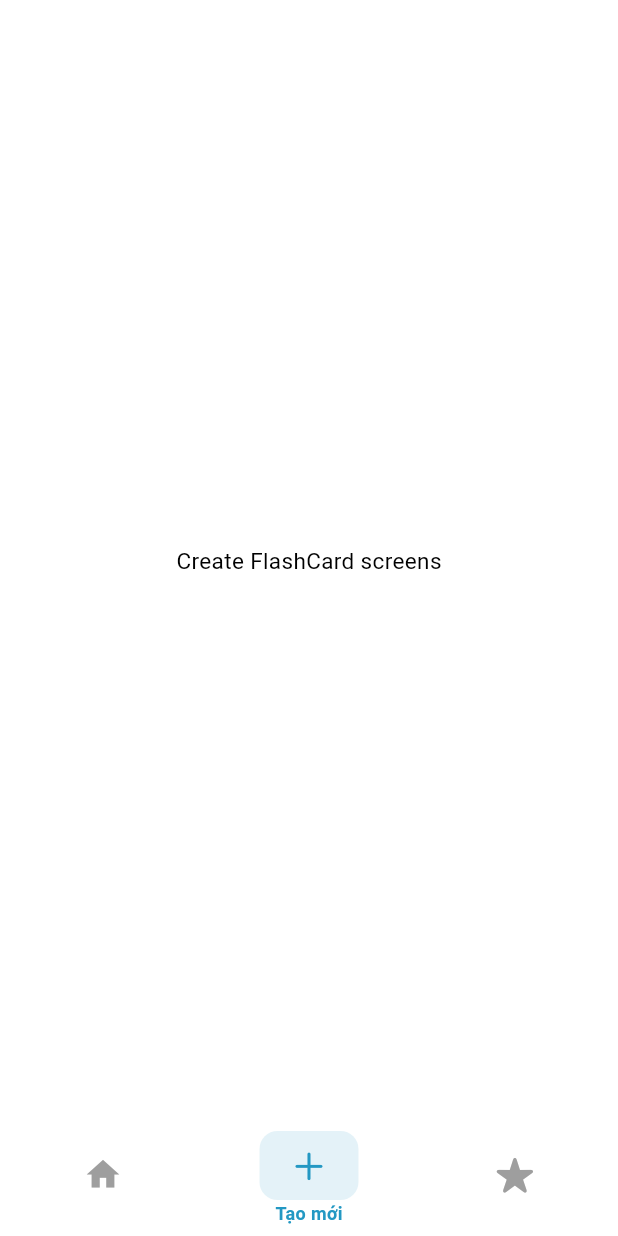
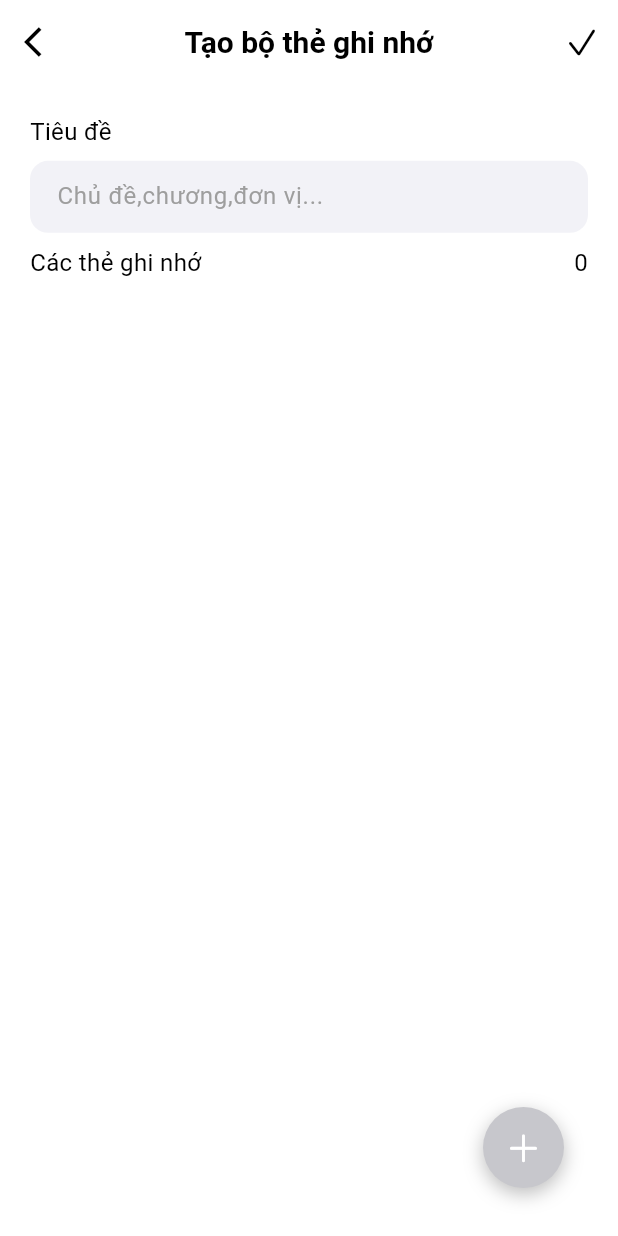
Before and after one commit to pathin33/-2025_LTTBDD_N04_Nhom_Thien., a Flutter app: the CreateFlashcardScreen screen opened by its route, on a phone screen of 412 x 824 dp. Run offline on Flutter 3.47's test engine with Material 3 defaults, Android fonts, the phone set to English and light mode, and no system bars; our stand-ins replace font_awesome_flutter, go_router; Roboto replaces fonts that are missing (SFProDisplay).

Commit message:
hoàn thành code phần tạo thẻ ghi nhớ

```diff
--- a/lib/screens/create_flashcard_screen.dart
+++ b/lib/screens/create_flashcard_screen.dart
@@ -1,5 +1,6 @@
-import 'package:btl_moblie/widgets/bottomnavigationbar_widget.dart';
+import 'package:flutter/cupertino.dart';
 import 'package:flutter/material.dart';
+import 'package:go_router/go_router.dart';
 
 class CreateFlashcardScreen extends StatefulWidget {
   const CreateFlashcardScreen({super.key});
@@ -9,11 +10,159 @@ class CreateFlashcardScreen extends StatefulWidget {
 }
 
 class _CreateFlashcardScreenState extends State<CreateFlashcardScreen> {
+  final _formKey = GlobalKey<FormState>();
+  //bien khoa toan cuc cua form
+  final _titleController = TextEditingController();
+  //bien quan li form cua tieu de
+  List<Widget> arrInputCard = [];
+  //mang chu cac o nhap cho flashcard
   @override
   Widget build(BuildContext context) {
     return Scaffold(
-      body: Center(child: Text("Create FlashCard screens"),),
-      bottomNavigationBar: const BottomnavigationbarWidget(),
+      appBar: AppBar(
+        //nut quay lai man hinh truoc do
+        leading: IconButton(
+          onPressed: () {
+            context.pop();
+          },
+          icon: Icon(Icons.arrow_back_ios),
+        ),
+        actions: [
+          IconButton(
+            //nut tich
+            onPressed: () {
+              if (_formKey.currentState!.validate()) {
+                //neu cac dieu kien set cho o cac form dung hien ra thong bao tao thanh cong
+                //de sau do gui len database gia lap vay
+                ScaffoldMessenger.of(context).showSnackBar(
+                  SnackBar(
+                    behavior: SnackBarBehavior.floating,
+                    //cho snackbar noi len
+                    padding: EdgeInsets.zero,
+                    //xoa bo phan dem cua mac dinh cua snackbar
+                    content: Container(
+                      decoration: const BoxDecoration(
+                        border: Border(
+                          bottom: BorderSide(color: Colors.green, width: 4),
+                        ),
+                      ),
+                      padding: const EdgeInsets.symmetric(
+                        horizontal: 16,
+                        vertical: 12,
+                      ),
+                      child: Flex(
+                        direction: Axis.horizontal,
+                        children: [
+                          Padding(padding: const EdgeInsets.only(right: 12)),
+                          Text("Bộ thi thẻ ghi nhớ đã được tạo thành công"),
+                        ],
+                      ),
+                    ),
+                    duration: Duration(seconds: 3),
+                  ),
+                );
+              }
+            },
+            icon: Icon(CupertinoIcons.check_mark),
+          ),
+        ],
+        //tieu de cua appbar
+        title: Text("Tạo bộ thẻ ghi nhớ",style: TextStyle(fontSize: 20, color: CupertinoColors.label)),
+      ),
+      body: SafeArea(
+        child: SingleChildScrollView(
+          child: Padding(
+            padding: EdgeInsets.all(20),
+            child: Form(
+              key: _formKey,
+              child: Column(
+                crossAxisAlignment: CrossAxisAlignment.start,
+                children: [
+                  Text("Tiêu đề", style: TextStyle(fontSize: 16)),
+                  SizedBox(height: MediaQuery.of(context).size.height * 0.01),
+                  TextFormField(
+                    controller: _titleController,
+                    decoration: InputDecoration(
+                      labelText: 'Chủ đề,chương,đơn vị...',
+                    ),
+                    validator: (value) {
+                      if (value == null || value.isEmpty) {
+                        return 'Vui lòng nhập tiêu đề';
+                      }
+                      return null;
+                    },
+                  ),
+                  SizedBox(height: MediaQuery.of(context).size.height * 0.01),
+                  Row(
+                    mainAxisAlignment: MainAxisAlignment.spaceBetween,
+                    children: [
+                      Text("Các thẻ ghi nhớ", style: TextStyle(fontSize: 16)),
+                      Text("${arrInputCard.length}",style: TextStyle(fontSize: 16))
+                      //hien thi so the ghi nho
+                    ],
+                  ),
+                  SizedBox(height: MediaQuery.of(context).size.height * 0.01),
+                  Column(
+                    children: arrInputCard,
+                  )
+                  //hien thi cac o nhap cho flashcard lay tu mang
+                ],
+              ),
+            ),
+          ),
+        ),
+      ),
+      floatingActionButton: CupertinoButton(
+        child: Container(
+          padding: EdgeInsets.all(14),
+          decoration: BoxDecoration(
+            color: CupertinoColors.systemGrey3,
+            borderRadius: BorderRadius.circular(35),
+            boxShadow: [
+              BoxShadow(
+                color: Colors.black26,
+                blurRadius: 10,
+                offset: Offset(0, 4),
+              ),
+            ],
+          ),
+          child: const Icon(CupertinoIcons.add, color: Colors.white, size: 26),
+        ),
+        onPressed: () {
+          setState(() {
+            arrInputCard.add(buildFlashCard(context));
+          });
+          //khi nhan vao nut add them o nhap cho flashcard
+        },
+      ),
+    );
+  }
+  //ham tra ve giao dien cho cac o nhap cua flashcard
+  Container buildFlashCard(BuildContext context) {
+    return Container(
+      padding: EdgeInsets.all(5),
+      margin: EdgeInsets.symmetric(horizontal: 0,vertical: 5),
+      decoration: BoxDecoration(
+        borderRadius: BorderRadius.circular(15),
+        boxShadow: [
+          BoxShadow(
+            color: Colors.black.withOpacity(0.01),
+            blurRadius: 10,
+            offset: Offset(0, 2),
+          ),
+        ],
+        border: Border.all(
+          color: CupertinoColors.separator.withOpacity(0.3),
+          width: 0.5,
+        ),
+      ),
+      child: Column(
+        children: [
+          TextFormField(decoration: InputDecoration(labelText: 'Thuật ngữ')),
+          SizedBox(height: MediaQuery.of(context).size.height * 0.01),
+          TextField(decoration: InputDecoration(labelText: 'Định nghĩa')),
+        ],
+      ),
     );
   }
 }
--- a/lib/screens/home_screen.dart
+++ b/lib/screens/home_screen.dart
@@ -71,7 +71,7 @@ class _HomeScreenState extends State<HomeScreen> {
             Container(
               margin: const EdgeInsets.symmetric(horizontal: 15, vertical: 15),
               child: const Text(
-                "Bộ sưu tập gần đây",
+                "Bộ thẻ ghi nhớ gần đây",
                 style: TextStyle(color: CupertinoColors.label, fontSize: 25),
               ),
             ),
--- a/lib/widgets/bottomnavigationbar_widget.dart
+++ b/lib/widgets/bottomnavigationbar_widget.dart
@@ -76,7 +76,7 @@ class _BottomnavigationbarWidgetState extends State<BottomnavigationbarWidget> {
               context.go('/home');
               break;
             case 1:
-              context.go('/create');
+              context.push('/create');
               break;
             case 2:
               context.go('/achievement');
```
